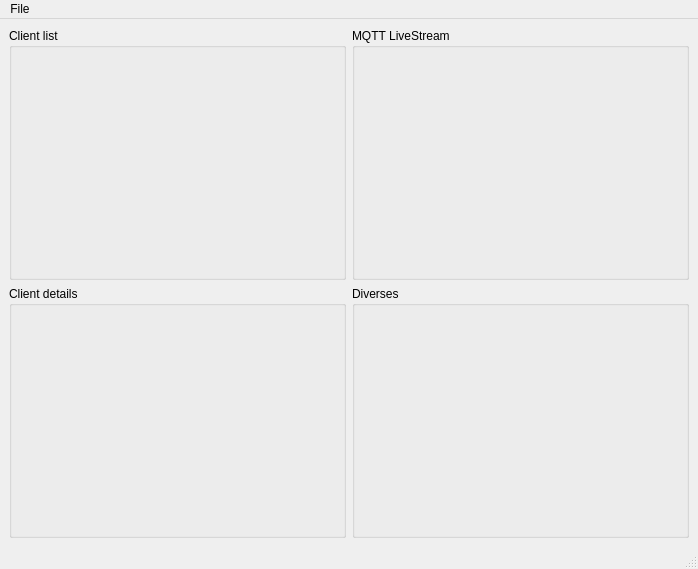
doppelmeter/PyoT-Orchestra, file adminTool/ui/main.ui: the form before one commit.
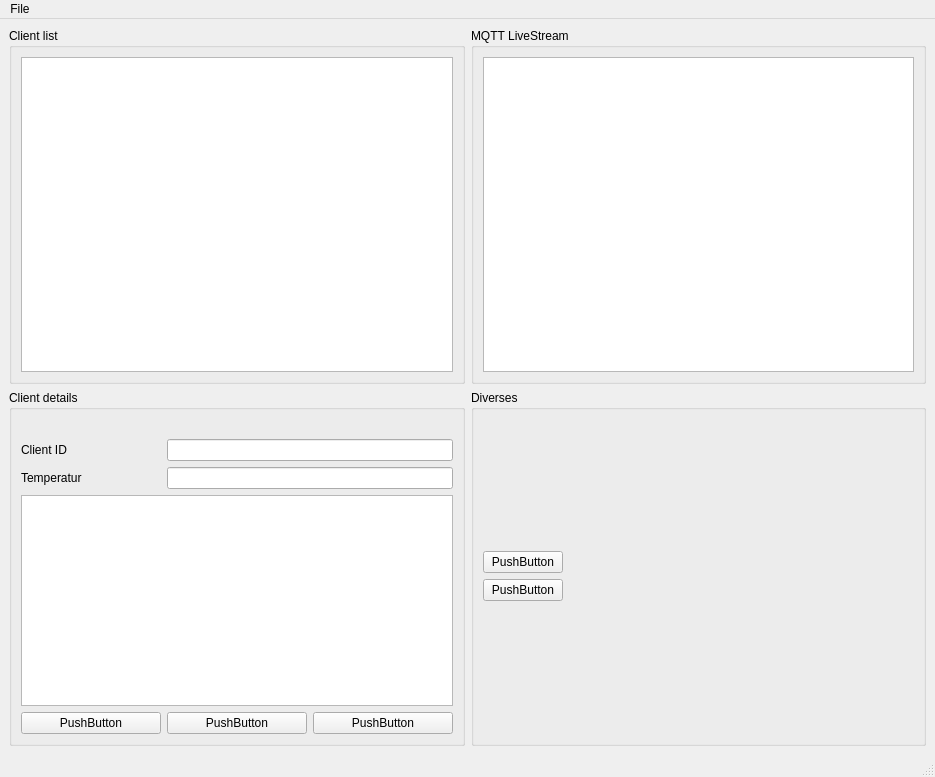
The form after the commit.

Patch:
```diff
--- a/adminTool/ui/main.ui
+++ b/adminTool/ui/main.ui
@@ -6,8 +6,8 @@
    <rect>
     <x>0</x>
     <y>0</y>
-    <width>698</width>
-    <height>569</height>
+    <width>935</width>
+    <height>777</height>
    </rect>
   </property>
   <property name="windowTitle">
@@ -25,6 +25,69 @@
         <property name="title">
          <string>Client details</string>
         </property>
+        <layout class="QVBoxLayout" name="verticalLayout_4">
+         <item>
+          <spacer name="horizontalSpacer_2">
+           <property name="orientation">
+            <enum>Qt::Horizontal</enum>
+           </property>
+           <property name="sizeHint" stdset="0">
+            <size>
+             <width>432</width>
+             <height>20</height>
+            </size>
+           </property>
+          </spacer>
+         </item>
+         <item>
+          <layout class="QGridLayout" name="gridLayout_3">
+           <item row="0" column="0">
+            <widget class="QLabel" name="clientIDLabel">
+             <property name="text">
+              <string>Client ID</string>
+             </property>
+            </widget>
+           </item>
+           <item row="1" column="0">
+            <widget class="QLabel" name="temperaturLabel">
+             <property name="text">
+              <string>Temperatur</string>
+             </property>
+            </widget>
+           </item>
+           <item row="2" column="0" colspan="3">
+            <widget class="QTextEdit" name="textEdit"/>
+           </item>
+           <item row="3" column="0">
+            <widget class="QPushButton" name="pushButton_2">
+             <property name="text">
+              <string>PushButton</string>
+             </property>
+            </widget>
+           </item>
+           <item row="3" column="1">
+            <widget class="QPushButton" name="pushButton_3">
+             <property name="text">
+              <string>PushButton</string>
+             </property>
+            </widget>
+           </item>
+           <item row="3" column="2">
+            <widget class="QPushButton" name="pushButton">
+             <property name="text">
+              <string>PushButton</string>
+             </property>
+            </widget>
+           </item>
+           <item row="0" column="1" colspan="2">
+            <widget class="QLineEdit" name="clientIDLineEdit"/>
+           </item>
+           <item row="1" column="1" colspan="2">
+            <widget class="QLineEdit" name="temperaturLineEdit"/>
+           </item>
+          </layout>
+         </item>
+        </layout>
        </widget>
       </item>
       <item row="0" column="0">
@@ -32,6 +95,11 @@
         <property name="title">
          <string>Client list</string>
         </property>
+        <layout class="QVBoxLayout" name="verticalLayout_3">
+         <item>
+          <widget class="QListView" name="listView"/>
+         </item>
+        </layout>
        </widget>
       </item>
       <item row="0" column="1">
@@ -39,6 +107,11 @@
         <property name="title">
          <string>MQTT LiveStream</string>
         </property>
+        <layout class="QVBoxLayout" name="verticalLayout_2">
+         <item>
+          <widget class="QTextEdit" name="textEdit_2"/>
+         </item>
+        </layout>
        </widget>
       </item>
       <item row="1" column="1">
@@ -46,6 +119,39 @@
         <property name="title">
          <string>Diverses</string>
         </property>
+        <layout class="QVBoxLayout" name="verticalLayout">
+         <item>
+          <layout class="QGridLayout" name="gridLayout_4">
+           <item row="0" column="0">
+            <widget class="QPushButton" name="pushButton_4">
+             <property name="text">
+              <string>PushButton</string>
+             </property>
+            </widget>
+           </item>
+           <item row="1" column="0">
+            <widget class="QPushButton" name="pushButton_5">
+             <property name="text">
+              <string>PushButton</string>
+             </property>
+            </widget>
+           </item>
+           <item row="0" column="1">
+            <spacer name="horizontalSpacer">
+             <property name="orientation">
+              <enum>Qt::Horizontal</enum>
+             </property>
+             <property name="sizeHint" stdset="0">
+              <size>
+               <width>40</width>
+               <height>20</height>
+              </size>
+             </property>
+            </spacer>
+           </item>
+          </layout>
+         </item>
+        </layout>
        </widget>
       </item>
      </layout>
@@ -57,7 +163,7 @@
     <rect>
      <x>0</x>
      <y>0</y>
-     <width>698</width>
+     <width>935</width>
      <height>21</height>
     </rect>
    </property>
```
